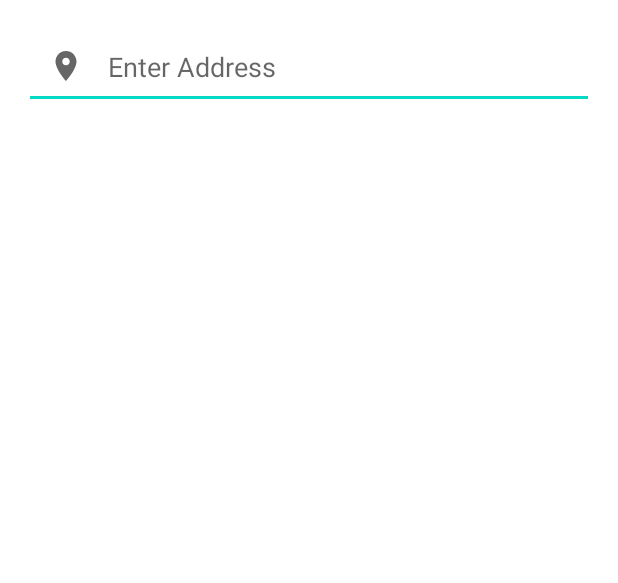
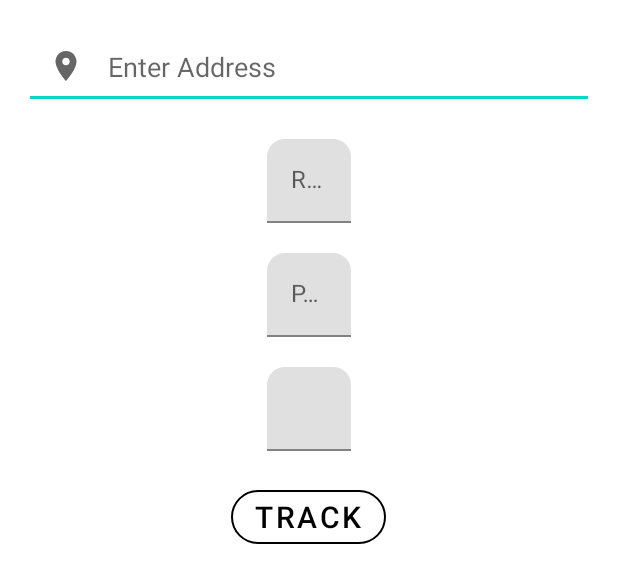
Before and after one commit to Tal-Nitzan/FinalProject, an Android app: the layout activity_add_delivery.xml on its own in the app's theme, with its tools: preview values and no code run, on a phone screen of 412 x 824 dp. Shown: the top 583 px of the screen. Run offline under Robolectric (Android 15) with nearby library versions, the phone set to English and light mode, and no system bars.

Commit message:
Fixed add delivery Fixed Delivery per user in firebase

```diff
--- a/app/src/main/AndroidManifest.xml
+++ b/app/src/main/AndroidManifest.xml
@@ -26,7 +26,7 @@
 
         <meta-data
             android:name="com.google.android.geo.API_KEY"
-            android:value="AIzaSyCMOY2aSN3GOhaEEJZa0hpLuZlCCxRllDQ" />
+            android:value="AIzaSyDuooLeJ259V3F_V4Eh9Z-qFK169XFqXI8" />
 
         <uses-library android:name="com.google.android.maps" />
 
--- a/app/src/main/res/layout/activity_add_delivery.xml
+++ b/app/src/main/res/layout/activity_add_delivery.xml
@@ -21,23 +21,74 @@
         android:gravity="center_vertical"
         />
 
-    <TextView
+    <com.google.android.material.textfield.TextInputLayout
+        android:id="@+id/addDelivery_EDT_inputName"
         android:layout_width="wrap_content"
         android:layout_height="wrap_content"
-        android:id="@+id/text_view"
-        android:textColor="@color/design_default_color_primary"
-        android:fontFamily="monospace"
-        android:padding="12dp"
-        android:layout_marginTop="32dp"/>
+        android:layout_marginTop="20dp"
+        app:boxCornerRadiusTopEnd="12dp"
+        app:boxCornerRadiusTopStart="12dp"
+        app:placeholderText="John Travolta"
+        android:hint="Reciever Name">
 
-    <TextView
+        <com.google.android.material.textfield.TextInputEditText
+            android:layout_width="wrap_content"
+            android:layout_height="wrap_content"
+            android:ems="7"
+            android:inputType="text" />
+
+    </com.google.android.material.textfield.TextInputLayout>
+
+    <com.google.android.material.textfield.TextInputLayout
+        android:id="@+id/addDelivery_EDT_inputPhone"
         android:layout_width="wrap_content"
         android:layout_height="wrap_content"
-        android:id="@+id/text_view2"
-        android:textSize="24sp"
-        android:textStyle="bold"
-        android:gravity="center"
-        android:padding="12dp"
-        android:layout_marginTop="16dp"/>
+        android:layout_marginTop="20dp"
+        app:boxCornerRadiusTopEnd="12dp"
+        app:boxCornerRadiusTopStart="12dp"
+        app:placeholderText="+972 55 1234567"
+        android:hint="Phone Number">
+
+        <com.google.android.material.textfield.TextInputEditText
+            android:layout_width="wrap_content"
+            android:layout_height="wrap_content"
+            android:ems="7"
+            android:inputType="phone" />
+
+    </com.google.android.material.textfield.TextInputLayout>
+
+    <com.google.android.material.textfield.TextInputLayout
+        android:id="@+id/addDelivery_EDT_inputWeight"
+        android:layout_width="wrap_content"
+        android:layout_height="wrap_content"
+        android:layout_marginTop="20dp"
+        app:boxCornerRadiusTopEnd="12dp"
+        app:boxCornerRadiusTopStart="12dp"
+        app:placeholderText="4.4"
+        android:hint="Weight in KG">
+
+        <com.google.android.material.textfield.TextInputEditText
+            android:layout_width="wrap_content"
+            android:layout_height="wrap_content"
+            android:ems="7"
+            android:inputType="numberDecimal" />
+
+    </com.google.android.material.textfield.TextInputLayout>
+
+    <com.google.android.material.button.MaterialButton
+        android:id="@+id/addDelivery_BTN_submit"
+        style="@style/Widget.MaterialComponents.Button.OutlinedButton"
+        android:theme="@style/Theme.MaterialComponents.Light"
+        android:layout_width="wrap_content"
+        android:layout_height="wrap_content"
+        android:layout_margin="20dp"
+        android:text="@string/track"
+        android:textColor="@color/black"
+        android:textSize="20sp"
+        app:cornerRadius="50dp"
+        app:iconGravity="end"
+        app:iconTint="@color/black"
+        app:strokeColor="@color/black"
+        android:shadowColor="@color/black"/>
 
 </LinearLayout>
```
Also changed, not shown: app/src/main/java/com/example/finalproject/Activity_AddDelivery.java (+60 -11 lines).
